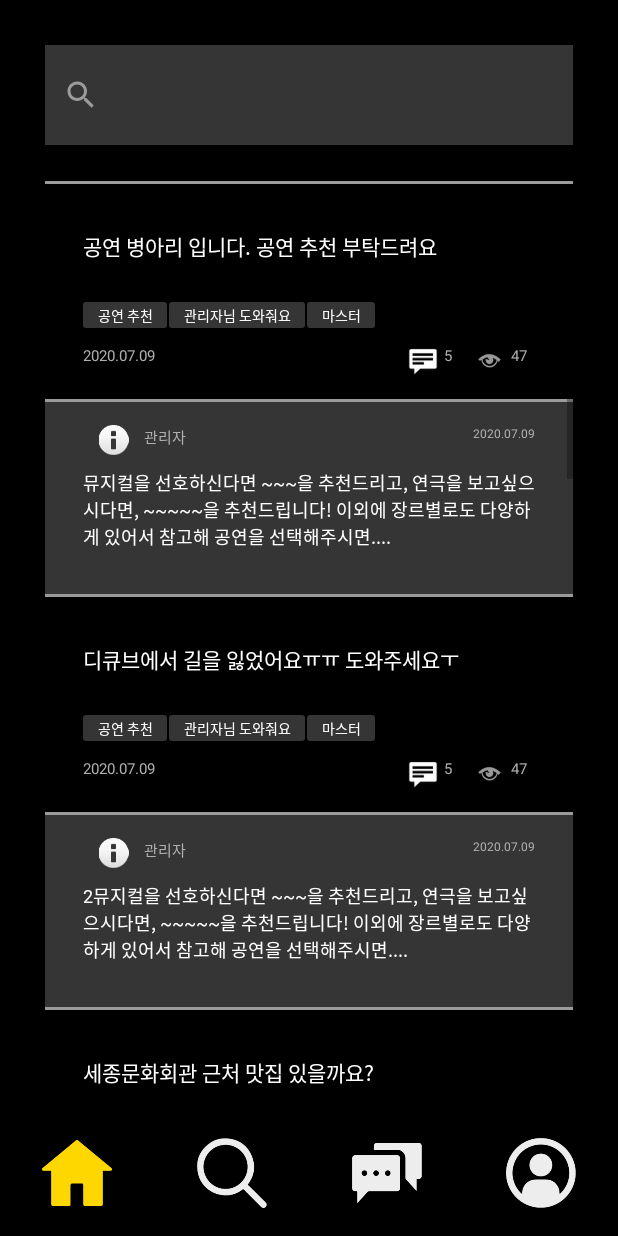
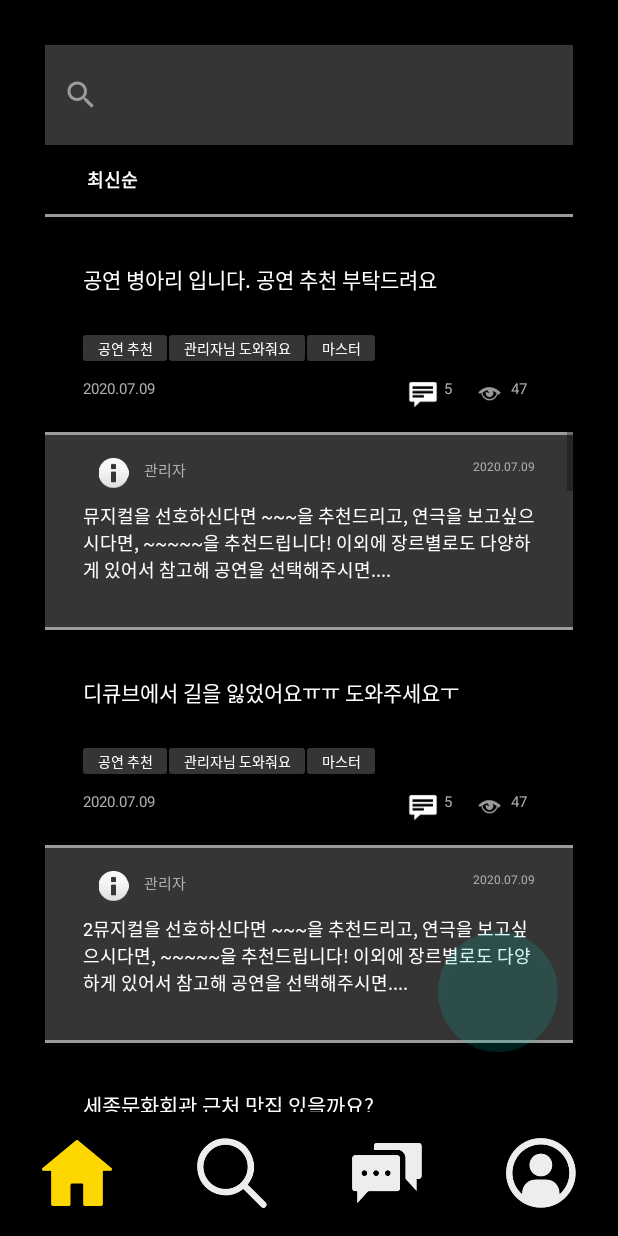
Before and after one commit to JayHan-K/todaysShow, an Android app: the fragment CommunityQNA placed in its activity, on a phone screen of 412 x 824 dp. Run offline under Robolectric (Android 15) with nearby library versions, the phone set to English and light mode, and no system bars; libraries missing offline, so code that uses them is left out: com.mikhaellopez.circularimageview; 2 statements that could not run were skipped.

Commit message:
CommunityQnA 추가

```diff
--- a/app/build.gradle
+++ b/app/build.gradle
@@ -31,12 +31,16 @@ dependencies {
     implementation "org.jetbrains.kotlin:kotlin-stdlib-jdk7:$kotlin_version"
     implementation 'androidx.appcompat:appcompat:1.0.2'
     implementation 'androidx.core:core-ktx:1.0.2'
+    implementation 'com.google.android.material:material:1.2.0-alpha01'
+    //noinspection GradleCompatible
+    implementation 'com.android.support:design:28.0.0'
     implementation 'androidx.constraintlayout:constraintlayout:1.1.3'
     implementation 'androidx.navigation:navigation-fragment:2.3.0-alpha01'
     implementation "androidx.navigation:navigation-ui:2.3.0-alpha01"
     implementation 'com.makeramen:roundedimageview:2.3.0'
     implementation 'kr.co.prnd:youtube-player-view:1.3.0'
     implementation 'com.mikhaellopez:circularimageview:4.0.1'
+    implementation 'androidx.coordinatorlayout:coordinatorlayout:1.1.0'
     testImplementation 'junit:junit:4.12'
     androidTestImplementation 'androidx.test.ext:junit:1.1.1'
     androidTestImplementation 'androidx.test.espresso:espresso-core:3.2.0'
--- a/app/src/main/AndroidManifest.xml
+++ b/app/src/main/AndroidManifest.xml
@@ -14,9 +14,10 @@
             android:theme="@style/Transparent"
             ></activity>
         <activity android:name=".fragment.ProfileFragment" />
-        <activity android:name=".fragment.CommunityFragment" />
+        <activity android:name=".fragment.CommunityFragment"/>
         <activity android:name=".fragment.SearchFragment" />
         <activity android:name=".fragment.HomeFragment" />
+        <activity android:name=".QuestionActivity" />
         <activity android:name=".LaunchActivity">
             <intent-filter>
                 <action android:name="android.intent.action.MAIN" />
--- a/app/src/main/java/com/example/todaysshow/adapter/CommunityQnAAdapter.java
+++ b/app/src/main/java/com/example/todaysshow/adapter/CommunityQnAAdapter.java
@@ -4,6 +4,8 @@ import android.content.Context;
 import android.view.LayoutInflater;
 import android.view.View;
 import android.view.ViewGroup;
+import android.widget.Filter;
+import android.widget.Filterable;
 import android.widget.ImageView;
 import android.widget.TextView;
 
@@ -17,21 +19,25 @@ import java.util.ArrayList;
 import java.util.List;
 
 
-public class CommunityQnAAdapter extends RecyclerView.Adapter<RecyclerView.ViewHolder> {
+public class CommunityQnAAdapter extends RecyclerView.Adapter<RecyclerView.ViewHolder> implements Filterable {
     public static final int QUESTION = 0;
     public static final int ANSWER = 1;
 
-    private List<Item> data;
+    List<Item> data;
+    List<Item> unFilteredData;
+    List<Item> filteredData;
 
     public CommunityQnAAdapter(List<Item> data){
+        super();
         this.data = data;
+        this.unFilteredData = data;
+        this.filteredData = data;
     }
 
     @NonNull
     @Override
     public RecyclerView.ViewHolder onCreateViewHolder(@NonNull ViewGroup parent, int viewType) {
         View view = null;
-        Context context = parent.getContext();
         switch (viewType){
             case QUESTION:
                 LayoutInflater inflater1 = (LayoutInflater) parent.getContext().getSystemService(Context.LAYOUT_INFLATER_SERVICE);
@@ -108,6 +114,39 @@ public class CommunityQnAAdapter extends RecyclerView.Adapter<RecyclerView.ViewH
         return data.get(position).type;
     }
 
+    @Override
+    public Filter getFilter() {
+        return new Filter(){
+
+            @Override
+            protected FilterResults performFiltering(CharSequence constraint) {
+                String charString = constraint.toString();
+                if(charString.isEmpty()){
+                    filteredData = unFilteredData;
+                }else{
+                    List<Item> filteringData = new ArrayList<>();
+
+                    for(Item title : unFilteredData){
+                        String name = title.toString();
+                        if(name.toLowerCase().contains(charString.toLowerCase())){
+                            filteringData.add(title);
+                        }
+                    }
+                    filteredData = filteringData;
+                }
+                FilterResults filterResults = new FilterResults();
+                filterResults.values = filteredData;
+                return filterResults;
+            }
+
+            @Override
+            protected void publishResults(CharSequence constraint, FilterResults results) {
+                filteredData = (List<Item>)results.values;
+                notifyDataSetChanged();
+            }
+        };
+    }
+
     public static class ListQuestionViewHolder extends RecyclerView.ViewHolder{
         public TextView q_title;
         public TextView tag1,tag2,tag3;
--- a/app/src/main/java/com/example/todaysshow/fragment/community/CommunityQNA.java
+++ b/app/src/main/java/com/example/todaysshow/fragment/community/CommunityQNA.java
@@ -1,18 +1,27 @@
 package com.example.todaysshow.fragment.community;
 
 
+import android.content.Intent;
 import android.os.Bundle;
+import android.util.Log;
 import android.view.LayoutInflater;
 import android.view.View;
 import android.view.ViewGroup;
+import android.widget.AdapterView;
+import android.widget.ArrayAdapter;
+import android.widget.Spinner;
+import android.widget.Toolbar;
 
 import androidx.annotation.Nullable;
 import androidx.fragment.app.Fragment;
 import androidx.recyclerview.widget.LinearLayoutManager;
 import androidx.recyclerview.widget.RecyclerView;
 
+import com.example.todaysshow.QuestionActivity;
 import com.example.todaysshow.R;
 import com.example.todaysshow.adapter.CommunityQnAAdapter;
+import com.google.android.material.floatingactionbutton.ExtendedFloatingActionButton;
+import com.google.android.material.floatingactionbutton.FloatingActionButton;
 
 import java.util.ArrayList;
 import java.util.List;
@@ -26,10 +35,40 @@ public class CommunityQNA extends Fragment {
     @Override
     public View onCreateView(LayoutInflater inflater, ViewGroup container, Bundle savedInstanceState){
         ViewGroup rootView = (ViewGroup)inflater.inflate(R.layout.activity_community_qna_fragment, container, false);
-
+        final Spinner spinner_field = (Spinner) rootView.findViewById(R.id.spinner_field);
         RecyclerView recyclerView = (RecyclerView)rootView.findViewById(R.id.qna_rv);
         recyclerView.setLayoutManager(new LinearLayoutManager(getActivity(), LinearLayoutManager.VERTICAL,false));
         List<CommunityQnAAdapter.Item> data = new ArrayList<>();
+        String[] str = getResources().getStringArray(R.array.spinner);
+        FloatingActionButton floatingActionButton = (FloatingActionButton) rootView.findViewById(R.id.fab);
+
+
+        floatingActionButton.setAlpha(0.15f);
+        floatingActionButton.setOnClickListener(new View.OnClickListener() {
+            @Override
+            public void onClick(View view) {
+                Intent intent = new Intent(getActivity(), QuestionActivity.class);
+                startActivity(intent);
+            }
+        });
+
+        final ArrayAdapter<String>adapter = new ArrayAdapter<String>(getContext(),R.layout.search_spinner_item,str);
+        adapter.setDropDownViewResource(R.layout.support_simple_spinner_dropdown_item);
+        spinner_field.setAdapter(adapter);
+        spinner_field.setOnItemSelectedListener(new AdapterView.OnItemSelectedListener() {
+            @Override
+            public void onItemSelected(AdapterView<?> adapterView, View view, int i, long l) {
+                if(spinner_field.getSelectedItemPosition()>0){
+                    Log.v("알림",spinner_field.getSelectedItem().toString()+ "is selected");
+                }
+            }
+
+            @Override
+            public void onNothingSelected(AdapterView<?> adapterView) {
+
+            }
+        });
+
 
         data.add(new CommunityQnAAdapter.Item(CommunityQnAAdapter.QUESTION,"공연 병아리 입니다. 공연 추천 부탁드려요", "2020.07.09","공연 추천","관리자님 도와줘요","마스터",5,47));
         data.add(new CommunityQnAAdapter.Item(CommunityQnAAdapter.ANSWER,"뮤지컬을 선호하신다면 ~~~을 추천드리고, 연극을 보고싶으시다면, ~~~~~을 추천드립니다! 이외에 장르별로도 다양하게 있어서 참고해 공연을 선택해주시면....","2020.07.09"));
@@ -52,6 +91,7 @@ public class CommunityQNA extends Fragment {
         data.add(new CommunityQnAAdapter.Item(CommunityQnAAdapter.QUESTION,"디큐브 근처 괜찮은 카페 추천해주세요~~", "2020.07.09","공연 추천","관리자님 도와줘요","마스터",5,47));
         data.add(new CommunityQnAAdapter.Item(CommunityQnAAdapter.ANSWER,"7뮤지컬을 선호하신다면 ~~~을 추천드리고, 연극을 보고싶으시다면, ~~~~~을 추천드립니다! 이외에 장르별로도 다양하게 있어서 참고해 공연을 선택해주시면....","2020.07.09"));
         recyclerView.setAdapter(new CommunityQnAAdapter(data));
+
         return rootView;
 
     }
--- /dev/null
+++ b/app/src/main/res/drawable/round_btn.xml
@@ -0,0 +1,10 @@
+<?xml version="1.0" encoding="utf-8"?>
+<selector xmlns:android="http://schemas.android.com/apk/res/android">
+    <item>
+        <shape android:shape="oval">
+            <stroke android:color="#FFFF00" android:width="5dp" />
+            <solid android:color="#FFFF00"/>
+            <size android:width="80dp" android:height="80dp"/>
+        </shape>
+    </item>
+</selector>
--- a/app/src/main/res/layout/activity_community_qna_fragment.xml
+++ b/app/src/main/res/layout/activity_community_qna_fragment.xml
@@ -1,9 +1,9 @@
 <?xml version="1.0" encoding="utf-8"?>
-<FrameLayout
-    xmlns:android="http://schemas.android.com/apk/res/android"
+<FrameLayout xmlns:android="http://schemas.android.com/apk/res/android"
     xmlns:app="http://schemas.android.com/apk/res-auto"
     android:layout_width="match_parent"
-    android:layout_height="match_parent">
+    android:layout_height="match_parent"
+    xmlns:Android="http://schemas.android.com/tools">
     <LinearLayout
         android:layout_width="match_parent"
         android:layout_height="match_parent"
@@ -21,10 +21,14 @@
             android:layout_height="100px"/>
 
         <Spinner
-            android:entries="@array/spinner"
+            android:spinnerMode="dropdown"
+            android:layout_marginTop="10dp"
+            android:layout_marginBottom="10dp"
             android:layout_width="wrap_content"
             android:layout_height="wrap_content"
-            android:layout_marginLeft="25dp" />
+            android:textColor="#ffffff"
+            android:id="@+id/spinner_field"
+            android:layout_marginLeft="20dp" />
 
         <LinearLayout
             android:background="#9b9b9b"
@@ -36,13 +40,20 @@
             android:layout_height="match_parent"
             android:id="@+id/qna_rv"
             android:scrollbars="vertical"/>
-
-        <com.google.android.material.floatingactionbutton.FloatingActionButton
-            android:id="@+id/floatingActionButton"
-            android:layout_width="match_parent"
-            android:layout_height="wrap_content"
-            android:clickable="true"
-            app:srcCompat="@android:drawable/ic_menu_edit" />
     </LinearLayout>
 
+    <com.google.android.material.floatingactionbutton.FloatingActionButton
+        android:id="@+id/fab"
+        Android:theme="@style/MyMaterialTheme"
+        android:layout_width="80dp"
+        android:layout_height="80dp"
+        android:layout_gravity="bottom|right"
+        android:layout_marginRight="40dp"
+        android:layout_marginBottom="40dp"
+        android:background="@drawable/round_btn"
+        android:clickable="true"
+        android:text="Q"
+        android:textColor="#ffffff"
+        android:textSize="40sp"
+        android:textStyle="bold" />
 </FrameLayout>
--- /dev/null
+++ b/app/src/main/res/layout/search_spinner_item.xml
@@ -0,0 +1,12 @@
+<?xml version="1.0" encoding="utf-8"?>
+<TextView
+    xmlns:android="http://schemas.android.com/apk/res/android"
+    android:layout_height="wrap_content"
+    android:layout_width="wrap_content"
+    android:textSize="12dp"
+    android:textColor="#ffffff"
+    android:textStyle="bold"
+    android:background="#000000"
+    style="?android:attr/spinnerItemStyle"
+    android:paddingTop="4dp"
+    android:paddingBottom="4dp"/>
--- a/app/src/main/res/values/strings.xml
+++ b/app/src/main/res/values/strings.xml
@@ -1,3 +1,4 @@
 <resources>
     <string name="app_name">todaysshow</string>
+
 </resources>
--- a/app/src/main/res/values/styles.xml
+++ b/app/src/main/res/values/styles.xml
@@ -3,12 +3,24 @@
     <!-- Base application theme. -->
     <style name="AppTheme" parent="Theme.AppCompat.Light.NoActionBar">
         <!-- Customize your theme here. -->
-        <item name="colorPrimary">@color/colorPrimary</item>
-        <item name="colorPrimaryDark">@color/colorPrimaryDark</item>
+        <item name="colorPrimary">#000000</item>
+        <item name="colorPrimaryDark">#000000</item>
         <item name="colorAccent">@color/colorAccent</item>
 
 
     </style>
+
+    <style name="MyMaterialTheme" parent="Theme.MaterialComponents.Light.NoActionBar">
+        <!-- Add attributes here -->
+        <item name="colorPrimary">@color/colorPrimary</item>
+        <item name="colorPrimaryDark">@color/colorPrimaryDark</item>
+        <item name="colorAccent">@color/colorAccent</item>
+        <item name="textAppearanceButton">@style/AppTextAppearance.Button</item>
+    </style>
+    <!--To fix rendering in preview -->
+    <style name="AppTextAppearance.Button" parent="TextAppearance.MaterialComponents.Button">
+        <item name="android:textAllCaps">true</item> </style>
+
     <style name="BottomNavigationView" parent="@style/TextAppearance.AppCompat.Caption">
         <item name="android:textSize">10sp</item>
     </style>
@@ -45,4 +57,9 @@
     <style name="SpinnerTheme" parent="android:Widget.Spinner">
         <item name="android:background">@drawable/editor_challenges_spinner_bg</item>
     </style>
+
+    <style name="Toolbar" parent="AppTheme">
+        <item name="android:textColorPrimary">@android:color/white</item>
+        <item name="android:textColorSecondary">@android:color/white</item>
+    </style>
 </resources>
```
Also changed, not shown: app/src/main/java/com/example/todaysshow/QuestionActivity.java (added, +110 -0 lines), app/src/main/res/layout/activity_question.xml (added, +116 -0 lines), app/src/main/res/layout/question_spinner_item.xml (added, +12 -0 lines), app/src/main/res/menu/question_toolbar.xml (added, +10 -0 lines), app/src/main/res/values/question_spinner_array.xml (added, +12 -0 lines), app/src/main/res/values/search_spinner_array.xml (renamed from app/src/main/res/values/spinner_array.xml).
